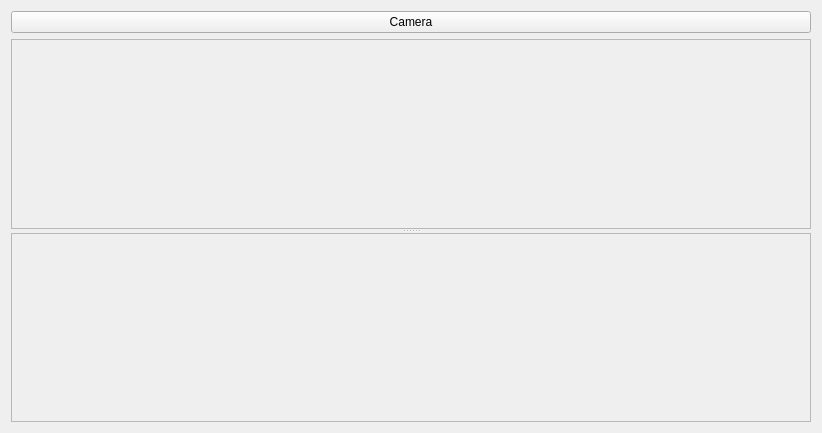
First picture: the form in room_concept/src/localUI.ui, repository robocomp/active_inference, before the edit.
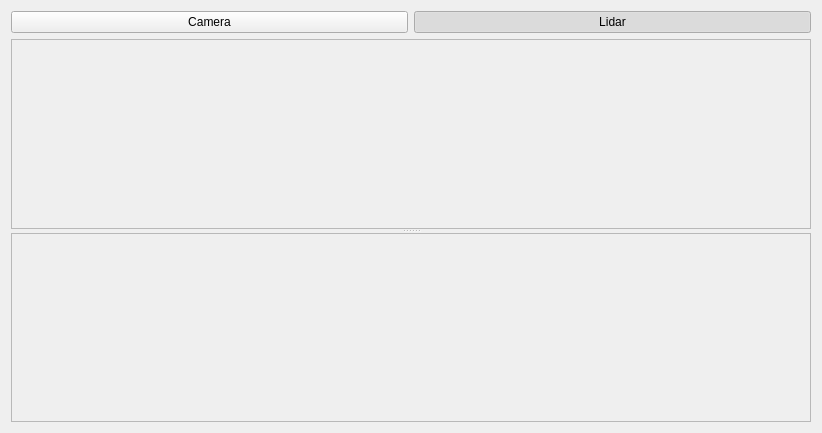
Second picture: the form after the edit.

What changed in the file:
```diff
--- a/room_concept/src/localUI.ui
+++ b/room_concept/src/localUI.ui
@@ -15,6 +15,8 @@
   </property>
   <layout class="QVBoxLayout" name="verticalLayout">
    <item>
+    <layout class="QHBoxLayout" name="controlsLayout">
+     <item>
     <widget class="QPushButton" name="btn_camera_viz">
      <property name="text">
             <string>Camera</string>
@@ -23,6 +25,24 @@
       <number>35</number>
      </property>
     </widget>
+     </item>
+     <item>
+      <widget class="QPushButton" name="btn_lidar_points_viz">
+       <property name="text">
+        <string>Lidar</string>
+       </property>
+       <property name="checkable">
+        <bool>true</bool>
+       </property>
+       <property name="checked">
+        <bool>true</bool>
+       </property>
+       <property name="maximumHeight">
+        <number>35</number>
+       </property>
+      </widget>
+     </item>
+    </layout>
    </item>
    <item>
     <widget class="QSplitter" name="splitter">
```
Lines whose indentation alone changed are shown as unchanged.
